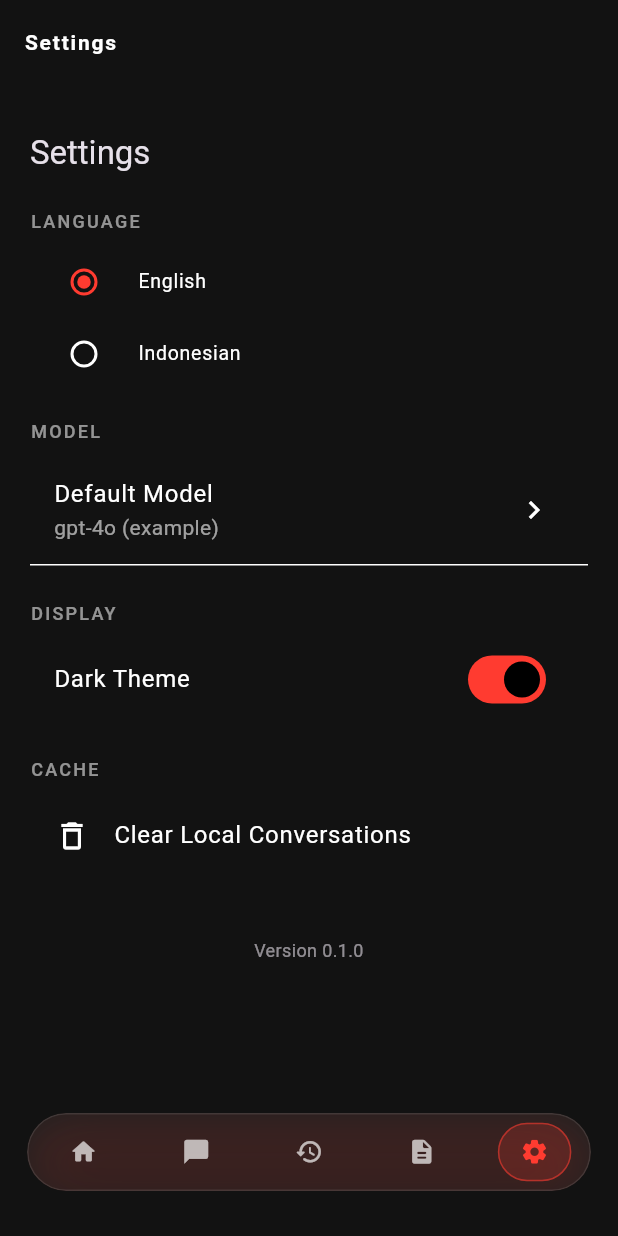
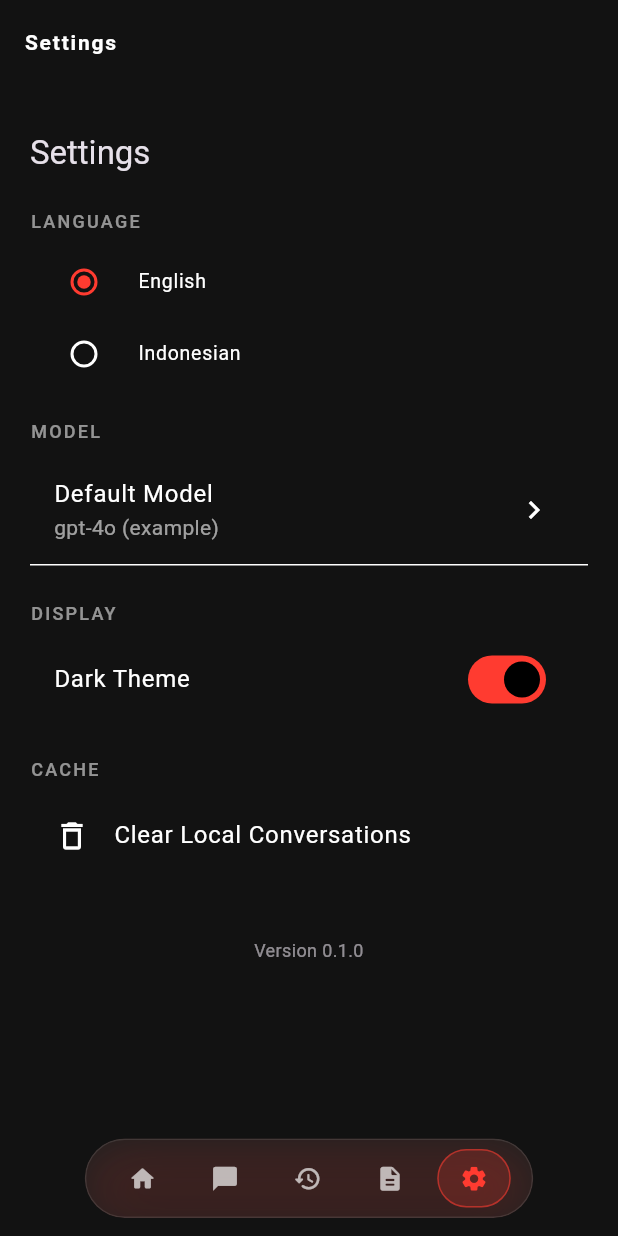
Before and after one commit to FatihHDR/umbra, a Flutter app: the SettingsScreen screen opened directly, on a phone screen of 412 x 824 dp. Run offline on Flutter 3.47's test engine with Material 3 defaults, Android fonts, the phone set to English and light mode, and no system bars; our stand-ins replace dio, flutter_dotenv, flutter_markdown, flutter_riverpod, hive_flutter; missing offline and left inert: highlight; accounts and stored records are empty; Roboto replaces fonts that are missing (JetBrains Mono).

Commit message:
Refactor chat, history, home, settings, and sources screens to extend body for improved layout; enhance UmbraBottomNav for better navigation experience.

```diff
--- a/lib/features/chat/presentation/history_screen.dart
+++ b/lib/features/chat/presentation/history_screen.dart
@@ -4,8 +4,8 @@ import 'package:flutter_riverpod/flutter_riverpod.dart';
 import '../providers.dart';
 import 'chat_screen.dart';
 import 'home_screen.dart';
+import 'sources_screen.dart';
 import 'settings_screen.dart';
-import 'sources_screen.dart';
 import '../../../widgets/umbra_bottom_nav.dart';
 import '../../../core/language/app_strings.dart';
 
@@ -17,6 +17,7 @@ class HistoryScreen extends ConsumerWidget {
   final vm = ref.watch(chatViewModelProvider(null));
     final t = ref.watch(appStringsProvider);
     return Scaffold(
+      extendBody: true,
       appBar: AppBar(
         title: Text(t.historyTitle),
         backgroundColor: Colors.transparent,
--- a/lib/features/chat/presentation/settings_screen.dart
+++ b/lib/features/chat/presentation/settings_screen.dart
@@ -2,12 +2,12 @@ import 'package:flutter/material.dart';
 import 'package:flutter_riverpod/flutter_riverpod.dart';
 
 import '../../../core/language/app_strings.dart';
+import '../../../core/language/language_provider.dart';
 import '../../../widgets/umbra_bottom_nav.dart';
 import 'home_screen.dart';
 import 'chat_screen.dart';
 import 'history_screen.dart';
 import 'sources_screen.dart';
-import '../../../core/language/language_provider.dart';
 
 class SettingsScreen extends ConsumerWidget {
   const SettingsScreen({super.key});
@@ -16,6 +16,7 @@ class SettingsScreen extends ConsumerWidget {
   Widget build(BuildContext context, WidgetRef ref) {
   final t = ref.watch(appStringsProvider);
     return Scaffold(
+      extendBody: true,
       appBar: AppBar(
         title: Text(t.settingsTitle),
         backgroundColor: Colors.transparent,
--- a/lib/features/chat/presentation/sources_screen.dart
+++ b/lib/features/chat/presentation/sources_screen.dart
@@ -15,6 +15,7 @@ class SourcesScreen extends ConsumerWidget {
   Widget build(BuildContext context, WidgetRef ref) {
     final t = ref.watch(appStringsProvider);
     return Scaffold(
+      extendBody: true,
       appBar: AppBar(
         title: Text(t.sourcesTitle),
         backgroundColor: Colors.transparent,
--- a/lib/widgets/umbra_bottom_nav.dart
+++ b/lib/widgets/umbra_bottom_nav.dart
@@ -27,16 +27,24 @@ class UmbraBottomNav extends StatelessWidget {
     final primary = theme.colorScheme.primary;
     final inactive = Colors.white.withOpacity(0.68);
     final glass = Colors.white.withOpacity(0.06);
+  final mq = MediaQuery.of(context);
+  final bottomInset = mq.padding.bottom; // safe area / gesture nav
+  final bottomOffset = (bottomInset > 0 ? bottomInset : 0) + 12; // raise a bit from absolute bottom
 
   return SafeArea(
       top: false,
+      bottom: false,
       child: Padding(
-        padding: const EdgeInsets.fromLTRB(18, 0, 18, 30), // extra bottom gap for floating feel
+  padding: EdgeInsets.only(bottom: bottomOffset.toDouble()),
+        child: Align(
+          alignment: Alignment.bottomCenter,
           child: ClipRRect(
             borderRadius: BorderRadius.circular(44),
             child: BackdropFilter(
               filter: ImageFilter.blur(sigmaX: 18, sigmaY: 18),
-            child: DecoratedBox(
+              child: AnimatedContainer(
+                duration: const Duration(milliseconds: 240),
+                padding: const EdgeInsets.symmetric(horizontal: 10, vertical: 6),
                 decoration: BoxDecoration(
                   color: glass,
                   borderRadius: BorderRadius.circular(44),
@@ -55,9 +63,8 @@ class UmbraBottomNav extends StatelessWidget {
                     ),
                   ],
                 ),
-              child: SizedBox(
-                height: 52,
                 child: Row(
+                  mainAxisSize: MainAxisSize.min,
                   children: List.generate(_icons.length, (i) {
                     final selected = i == currentIndex;
                     return _NavItem(
@@ -97,8 +104,7 @@ class _NavItem extends StatelessWidget {
   Widget build(BuildContext context) {
     final highlight = primary.withOpacity(0.18);
     final borderColor = primary.withOpacity(0.48);
-    return Expanded(
-      child: Semantics(
+    return Semantics(
       selected: selected,
       button: true,
       child: InkWell(
@@ -106,10 +112,10 @@ class _NavItem extends StatelessWidget {
         highlightColor: Colors.transparent,
         hoverColor: Colors.transparent,
         onTap: onTap,
-          child: Center(
         child: AnimatedContainer(
           duration: const Duration(milliseconds: 260),
           curve: Curves.easeOutCubic,
+          margin: const EdgeInsets.symmetric(horizontal: 4),
           padding: const EdgeInsets.symmetric(horizontal: 14, vertical: 9),
           decoration: selected
               ? BoxDecoration(
@@ -125,8 +131,6 @@ class _NavItem extends StatelessWidget {
           ),
         ),
       ),
-        ),
-      ),
     );
   }
 }
```
Also changed, not shown: lib/features/chat/presentation/chat_screen.dart (+16 -2 lines), lib/features/chat/presentation/home_screen.dart (+6 -4 lines). Lines whose indentation alone changed are shown as unchanged.
